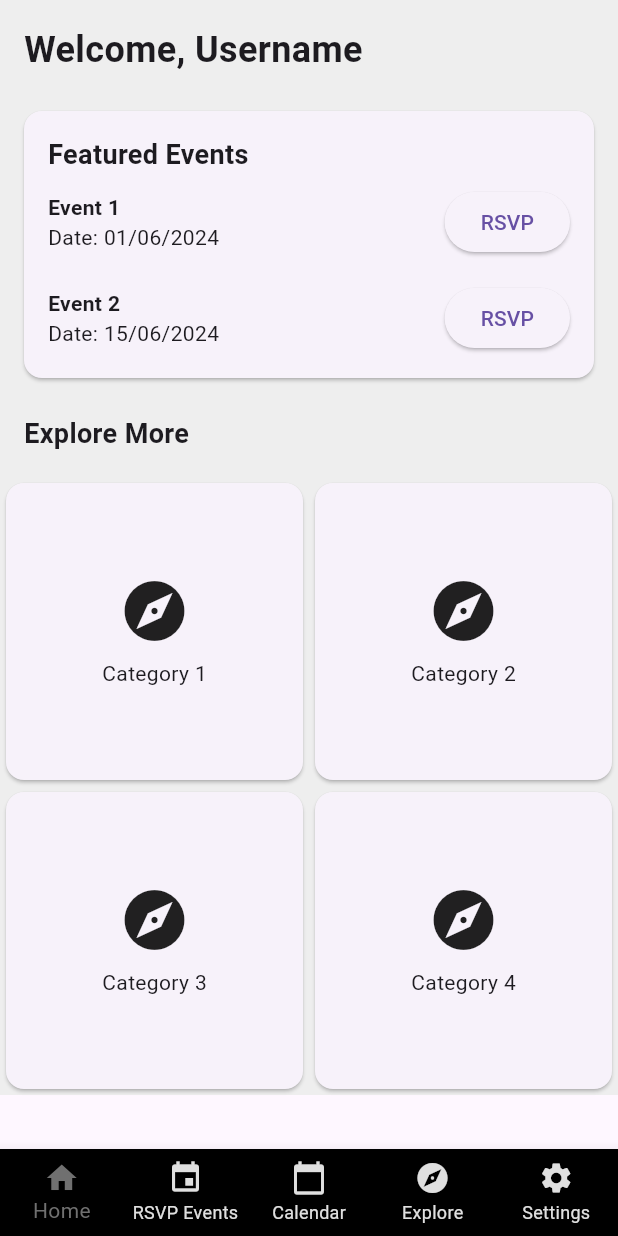
After one commit to COS301-SE-2024/WhatsOn-UP, a Flutter app: the HomePage screen opened directly, on a phone screen of 412 x 824 dp. The commit adds this screen. Run offline on Flutter 3.47's test engine with Material 3 defaults, Android fonts, the phone set to English and light mode, and no system bars; our stand-ins replace animated_splash_screen, flutter_svg_provider.

Commit message:
Add blank pages and navbar Restructured files into different folders Added the home, rsvp, calendar, explore and settings pages. Linked login and register pages

```diff
--- a/src/Frontend/lib/main.dart
+++ b/src/Frontend/lib/main.dart
@@ -1,9 +1,9 @@
 import 'package:animated_splash_screen/animated_splash_screen.dart';
-import 'package:firstapp/login_page.dart';
+import 'package:firstapp/pages/login_page.dart';
 
 import 'package:flutter/material.dart';
-import 'package:firstapp/signin_page.dart';
-import 'package:firstapp/splash.dart';
+import 'package:firstapp/pages/signin_page.dart';
+import 'package:firstapp/screens/splash.dart';
 
 void main() {
   runApp(const MyApp());
--- /dev/null
+++ b/src/Frontend/lib/pages/home_page.dart
@@ -0,0 +1,165 @@
+import 'package:flutter/material.dart';
+import 'package:firstapp/pages/rsvp_events_page.dart';
+import  'package:firstapp/pages/calendar_page.dart';
+import  'package:firstapp/pages/explore_page.dart';
+import 'package:firstapp/pages/settings_page.dart';
+import 'package:firstapp/widgets/nav_bar.dart';
+
+class HomePage extends StatefulWidget {
+  @override
+  _HomePageState createState() => _HomePageState();
+}
+
+class _HomePageState extends State<HomePage> {
+  int _selectedIndex = 0;
+
+  void _onItemTapped(int index) {
+    setState(() {
+      _selectedIndex = index;
+    });
+  }
+
+  @override
+  Widget build(BuildContext context) {
+    return Scaffold(
+      body: Container(
+        color: Colors.grey[200],
+        child: _getSelectedPage(_selectedIndex),
+      ),
+      bottomNavigationBar: NavBar(
+        selectedIndex: _selectedIndex,
+        onItemTapped: _onItemTapped,
+      ),
+    );
+  }
+
+  Widget _getSelectedPage(int index) {
+    switch (index) {
+      case 0:
+        return _buildHomePage();
+      case 1:
+        return RsvpEventsPage();
+      case 2:
+        return CalendarPage();
+      case 3:
+        return ExplorePage();
+      case 4:
+        return SettingsPage();
+      default:
+        return _buildHomePage();
+    }
+  }
+
+  Widget _buildHomePage() {
+    return SingleChildScrollView(
+      child: Column(
+        crossAxisAlignment: CrossAxisAlignment.start,
+        children: [
+          Padding(
+            padding: const EdgeInsets.all(16.0),
+            child: Text(
+              'Welcome, Username',
+              style: TextStyle(
+                fontSize: 24.0,
+                fontWeight: FontWeight.bold,
+              ),
+            ),
+          ),
+          Card(
+            margin: const EdgeInsets.symmetric(horizontal: 16.0, vertical: 8.0),
+            child: Padding(
+              padding: const EdgeInsets.all(16.0),
+              child: Column(
+                crossAxisAlignment: CrossAxisAlignment.start,
+                children: [
+                  Text(
+                    'Featured Events',
+                    style: TextStyle(
+                      fontSize: 18.0,
+                      fontWeight: FontWeight.bold,
+                    ),
+                  ),
+                  SizedBox(height: 8.0),
+                  Row(
+                    mainAxisAlignment: MainAxisAlignment.spaceBetween,
+                    children: [
+                      Column(
+                        crossAxisAlignment: CrossAxisAlignment.start,
+                        children: [
+                          Text(
+                            'Event 1',
+                            style: TextStyle(
+                              fontWeight: FontWeight.bold,
+                            ),
+                          ),
+                          Text('Date: 01/06/2024'),
+                        ],
+                      ),
+                      ElevatedButton(
+                        onPressed: () {
+                          // Handle event RSVP
+                        },
+                        child: Text('RSVP'),
+                      ),
+                    ],
+                  ),
+                  SizedBox(height: 16.0),
+                  Row(
+                    mainAxisAlignment: MainAxisAlignment.spaceBetween,
+                    children: [
+                      Column(
+                        crossAxisAlignment: CrossAxisAlignment.start,
+                        children: [
+                          Text(
+                            'Event 2',
+                            style: TextStyle(
+                              fontWeight: FontWeight.bold,
+                            ),
+                          ),
+                          Text('Date: 15/06/2024'),
+                        ],
+                      ),
+                      ElevatedButton(
+                        onPressed: () {
+                          // Handle event RSVP
+                        },
+                        child: Text('RSVP'),
+                      ),
+                    ],
+                  ),
+                ],
+              ),
+            ),
+          ),
+          Padding(
+            padding: const EdgeInsets.all(16.0),
+            child: Text(
+              'Explore More',
+              style: TextStyle(
+                fontSize: 18.0,
+                fontWeight: FontWeight.bold,
+              ),
+            ),
+          ),
+          GridView.count(
+            crossAxisCount: 2,
+            shrinkWrap: true,
+            physics: NeverScrollableScrollPhysics(),
+            children: List.generate(4, (index) {
+              return Card(
+                child: Column(
+                  mainAxisAlignment: MainAxisAlignment.center,
+                  children: [
+                    Icon(Icons.explore, size: 48.0),
+                    SizedBox(height: 8.0),
+                    Text('Category ${index + 1}'),
+                  ],
+                ),
+              );
+            }),
+          ),
+        ],
+      ),
+    );
+  }
+}
--- a/src/Frontend/lib/splash.dart
+++ b/src/Frontend/lib/screens/splash.dart
@@ -1,5 +1,5 @@
 import 'package:flutter/material.dart';
-import 'package:firstapp/login_page.dart';
+import 'package:firstapp/pages/login_page.dart';
 
 class Splash extends StatefulWidget {
   const Splash({Key? key}) : super(key: key);
--- /dev/null
+++ b/src/Frontend/lib/widgets/nav_bar.dart
@@ -0,0 +1,42 @@
+import 'package:flutter/material.dart';
+
+class NavBar extends StatelessWidget {
+  final int selectedIndex;
+  final Function(int) onItemTapped;
+
+  const NavBar({super.key, required this.selectedIndex, required this.onItemTapped});
+
+  @override
+  Widget build(BuildContext context) {
+    return BottomNavigationBar(
+      items: const [
+        BottomNavigationBarItem(
+          icon: Icon(Icons.home),
+          label: 'Home',
+        ),
+        BottomNavigationBarItem(
+          icon: Icon(Icons.event),
+          label: 'RSVP Events',
+        ),
+        BottomNavigationBarItem(
+          icon: Icon(Icons.calendar_today),
+          label: 'Calendar',
+        ),
+        BottomNavigationBarItem(
+          icon: Icon(Icons.explore),
+          label: 'Explore',
+        ),
+        BottomNavigationBarItem(
+          icon: Icon(Icons.settings),
+          label: 'Settings',
+        ),
+      ],
+      onTap: onItemTapped,
+      type: BottomNavigationBarType.fixed,
+      backgroundColor: const Color.fromARGB(255, 0, 0, 0),
+      selectedItemColor: Color.fromARGB(255, 112, 112, 112),
+      unselectedItemColor: Colors.grey[300],
+      currentIndex: selectedIndex,
+    );
+  }
+}
```
Also changed, not shown: src/Frontend/lib/pages/calendar_page.dart (added, +17 -0 lines), src/Frontend/lib/pages/explore_page.dart (added, +17 -0 lines), src/Frontend/lib/pages/login_page.dart (renamed from src/Frontend/lib/signin_page.dart, +22 -26 lines), src/Frontend/lib/pages/rsvp_events_page.dart (added, +17 -0 lines), src/Frontend/lib/pages/settings_page.dart (added, +17 -0 lines), src/Frontend/lib/pages/signin_page.dart (renamed from src/Frontend/lib/login_page.dart, +38 -16 lines).
